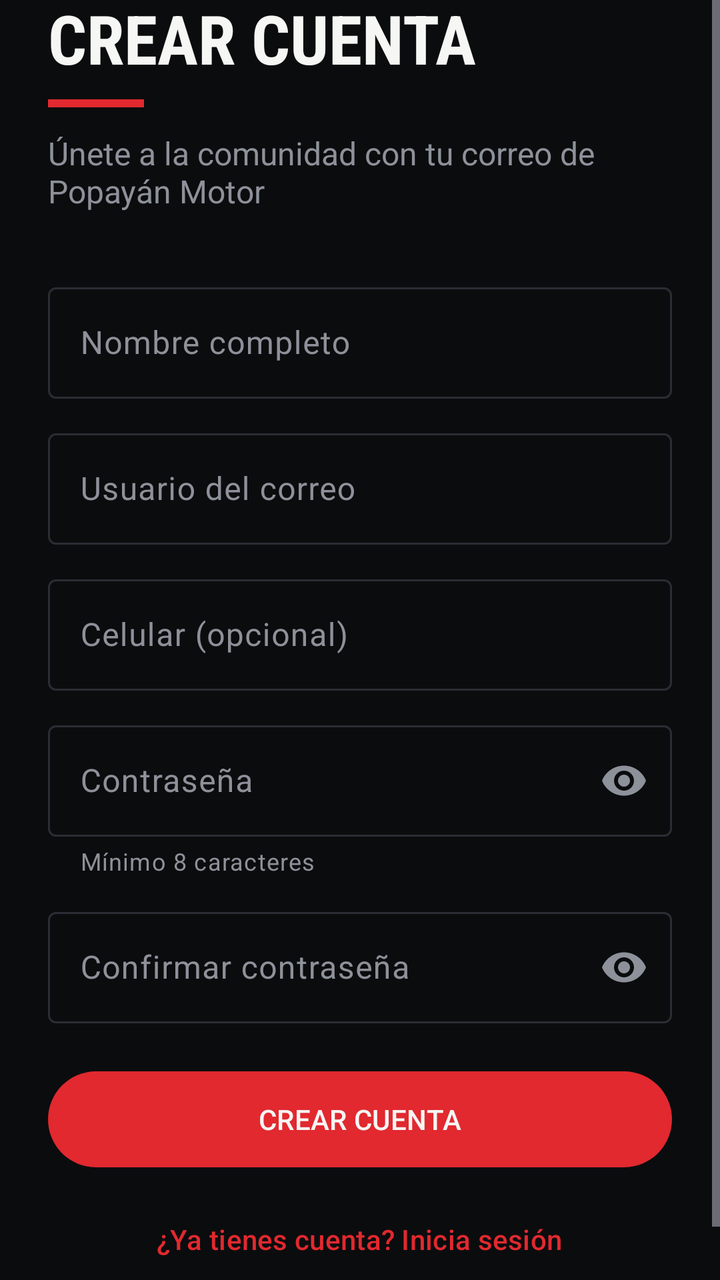
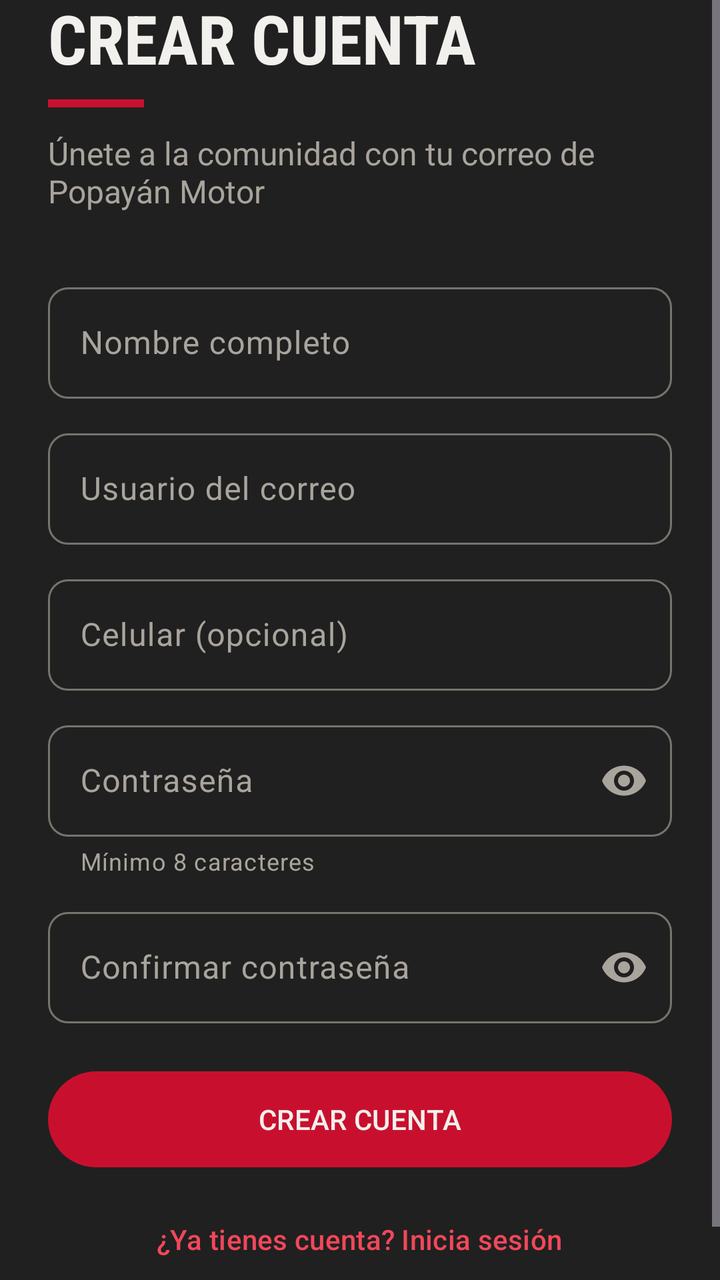

Before-and-after screenshots of an Android layout around one commit, followed by the original layout XML and the change that was made.
<!-- AndroidManifest.xml: application theme Theme.PopayanMotor -->
<!-- res/layout/activity_register.xml -->
<?xml version="1.0" encoding="utf-8"?>
<ScrollView xmlns:android="http://schemas.android.com/apk/res/android"
    xmlns:app="http://schemas.android.com/apk/res-auto"
    android:layout_width="match_parent"
    android:layout_height="match_parent"
    android:background="@color/bg"
    android:fillViewport="true"
    android:fitsSystemWindows="true">

    <LinearLayout
        android:layout_width="match_parent"
        android:layout_height="wrap_content"
        android:layout_gravity="center_vertical"
        android:orientation="vertical"
        android:padding="24dp">

        <TextView
            style="@style/TextTitle"
            android:layout_width="wrap_content"
            android:layout_height="wrap_content"
            android:text="@string/register_title"
            android:textSize="34sp" />

        <View
            android:layout_width="48dp"
            android:layout_height="4dp"
            android:layout_marginTop="8dp"
            android:background="@color/accent" />

        <TextView
            android:layout_width="wrap_content"
            android:layout_height="wrap_content"
            android:layout_marginTop="12dp"
            android:layout_marginBottom="32dp"
            android:text="@string/register_subtitle"
            android:textColor="@color/text_secondary"
            android:textSize="16sp" />

        <com.google.android.material.textfield.TextInputLayout
            android:id="@+id/tilName"
            style="@style/Widget.Material3.TextInputLayout.OutlinedBox"
            android:layout_width="match_parent"
            android:layout_height="wrap_content"
            android:hint="@string/full_name">

            <com.google.android.material.textfield.TextInputEditText
                android:id="@+id/etName"
                android:layout_width="match_parent"
                android:layout_height="wrap_content"
                android:inputType="textPersonName|textCapWords" />
        </com.google.android.material.textfield.TextInputLayout>

        
        <com.google.android.material.textfield.TextInputLayout
            android:id="@+id/tilEmail"
            style="@style/Widget.Material3.TextInputLayout.OutlinedBox"
            android:layout_width="match_parent"
            android:layout_height="wrap_content"
            android:layout_marginTop="12dp"
            android:hint="@string/email_user">

            <com.google.android.material.textfield.TextInputEditText
                android:id="@+id/etEmail"
                android:layout_width="match_parent"
                android:layout_height="wrap_content"
                android:inputType="textEmailAddress" />
        </com.google.android.material.textfield.TextInputLayout>

        <com.google.android.material.textfield.TextInputLayout
            android:id="@+id/tilPhone"
            style="@style/Widget.Material3.TextInputLayout.OutlinedBox"
            android:layout_width="match_parent"
            android:layout_height="wrap_content"
            android:layout_marginTop="12dp"
            android:hint="@string/phone_optional">

            <com.google.android.material.textfield.TextInputEditText
                android:id="@+id/etPhone"
                android:layout_width="match_parent"
                android:layout_height="wrap_content"
                android:inputType="phone" />
        </com.google.android.material.textfield.TextInputLayout>

        <com.google.android.material.textfield.TextInputLayout
            android:id="@+id/tilPassword"
            style="@style/Widget.Material3.TextInputLayout.OutlinedBox"
            android:layout_width="match_parent"
            android:layout_height="wrap_content"
            android:layout_marginTop="12dp"
            android:hint="@string/password"
            app:endIconMode="password_toggle"
            app:helperText="@string/password_helper">

            <com.google.android.material.textfield.TextInputEditText
                android:id="@+id/etPassword"
                android:layout_width="match_parent"
                android:layout_height="wrap_content"
                android:inputType="textPassword" />
        </com.google.android.material.textfield.TextInputLayout>

        <com.google.android.material.textfield.TextInputLayout
            android:id="@+id/tilConfirm"
            style="@style/Widget.Material3.TextInputLayout.OutlinedBox"
            android:layout_width="match_parent"
            android:layout_height="wrap_content"
            android:layout_marginTop="12dp"
            android:hint="@string/password_confirm"
            app:endIconMode="password_toggle">

            <com.google.android.material.textfield.TextInputEditText
                android:id="@+id/etConfirm"
                android:layout_width="match_parent"
                android:layout_height="wrap_content"
                android:inputType="textPassword" />
        </com.google.android.material.textfield.TextInputLayout>

        <TextView
            android:id="@+id/tvError"
            android:layout_width="match_parent"
            android:layout_height="wrap_content"
            android:layout_marginTop="12dp"
            android:textColor="@color/accent"
            android:visibility="gone" />

        <com.google.android.material.button.MaterialButton
            android:id="@+id/btnRegister"
            android:layout_width="match_parent"
            android:layout_height="56dp"
            android:layout_marginTop="20dp"
            android:text="@string/register_button"
            android:textAllCaps="true" />

        <ProgressBar
            android:id="@+id/progress"
            android:layout_width="wrap_content"
            android:layout_height="wrap_content"
            android:layout_gravity="center_horizontal"
            android:layout_marginTop="16dp"
            android:indeterminateTint="@color/accent"
            android:visibility="gone" />

        <com.google.android.material.button.MaterialButton
            android:id="@+id/btnGoLogin"
            style="@style/Widget.Material3.Button.TextButton"
            android:layout_width="wrap_content"
            android:layout_height="wrap_content"
            android:layout_gravity="center_horizontal"
            android:layout_marginTop="8dp"
            android:text="@string/go_login" />
    </LinearLayout>
</ScrollView>
<!-- resources referenced by this layout -->
<resources>
  <color name="accent">#E1292F</color>
  <color name="bg">#0B0C0E</color>
  <color name="text_secondary">#8D9199</color>
  <string name="email_user">Usuario del correo</string>
  <string name="full_name">Nombre completo</string>
  <string name="go_login">¿Ya tienes cuenta? Inicia sesión</string>
  <string name="password">Contraseña</string>
  <string name="password_confirm">Confirmar contraseña</string>
  <string name="password_helper">Mínimo 8 caracteres</string>
  <string name="phone_optional">Celular (opcional)</string>
  <string name="register_button">Crear cuenta</string>
  <string name="register_subtitle">Únete a la comunidad con tu correo de Popayán Motor</string>
  <string name="register_title">Crear cuenta</string>
  <style name="TextTitle">
          <item name="android:fontFamily">sans-serif-condensed</item>
          <item name="android:textStyle">bold</item>
          <item name="android:textAllCaps">true</item>
          <item name="android:textColor">@color/text_primary</item>
      </style>
  <style name="Theme.PopayanMotor" parent="Theme.Material3.Dark.NoActionBar">
          <item name="colorPrimary">@color/accent</item>
          <item name="colorOnPrimary">@color/text_primary</item>
          <item name="colorSecondary">@color/accent</item>
          <item name="android:colorBackground">@color/bg</item>
          <item name="colorSurface">@color/bg</item>
          <item name="colorSurfaceContainer">@color/surface</item>
          <item name="colorOnSurface">@color/text_primary</item>
          <item name="colorOnSurfaceVariant">@color/text_secondary</item>
          <item name="colorOutline">@color/outline</item>
      </style>
  <color name="text_primary">#F6F6F4</color>
  <color name="surface">#16181C</color>
  <color name="outline">#2A2D33</color>
</resources>

<!-- the commit's change to res/layout/activity_register.xml (unified diff, before → after) -->
@@ -38,7 +38,7 @@
 
         <com.google.android.material.textfield.TextInputLayout
             android:id="@+id/tilName"
-            style="@style/Widget.Material3.TextInputLayout.OutlinedBox"
+            style="@style/Widget.PopayanMotor.TextInputLayout"
             android:layout_width="match_parent"
             android:layout_height="wrap_content"
             android:hint="@string/full_name">
@@ -53,7 +53,7 @@
         
         <com.google.android.material.textfield.TextInputLayout
             android:id="@+id/tilEmail"
-            style="@style/Widget.Material3.TextInputLayout.OutlinedBox"
+            style="@style/Widget.PopayanMotor.TextInputLayout"
             android:layout_width="match_parent"
             android:layout_height="wrap_content"
             android:layout_marginTop="12dp"
@@ -68,7 +68,7 @@
 
         <com.google.android.material.textfield.TextInputLayout
             android:id="@+id/tilPhone"
-            style="@style/Widget.Material3.TextInputLayout.OutlinedBox"
+            style="@style/Widget.PopayanMotor.TextInputLayout"
             android:layout_width="match_parent"
             android:layout_height="wrap_content"
             android:layout_marginTop="12dp"
@@ -83,7 +83,7 @@
 
         <com.google.android.material.textfield.TextInputLayout
             android:id="@+id/tilPassword"
-            style="@style/Widget.Material3.TextInputLayout.OutlinedBox"
+            style="@style/Widget.PopayanMotor.TextInputLayout"
             android:layout_width="match_parent"
             android:layout_height="wrap_content"
             android:layout_marginTop="12dp"
@@ -100,7 +100,7 @@
 
         <com.google.android.material.textfield.TextInputLayout
             android:id="@+id/tilConfirm"
-            style="@style/Widget.Material3.TextInputLayout.OutlinedBox"
+            style="@style/Widget.PopayanMotor.TextInputLayout"
             android:layout_width="match_parent"
             android:layout_height="wrap_content"
             android:layout_marginTop="12dp"
@@ -119,7 +119,7 @@
             android:layout_width="match_parent"
             android:layout_height="wrap_content"
             android:layout_marginTop="12dp"
-            android:textColor="@color/accent"
+            android:textColor="@color/accent_text"
             android:visibility="gone" />
 
         <com.google.android.material.button.MaterialButton
@@ -141,7 +141,7 @@
 
         <com.google.android.material.button.MaterialButton
             android:id="@+id/btnGoLogin"
-            style="@style/Widget.Material3.Button.TextButton"
+            style="@style/Widget.PopayanMotor.Button.Text"
             android:layout_width="wrap_content"
             android:layout_height="wrap_content"
             android:layout_gravity="center_horizontal"
<!-- resource entries referenced after the edit -->
@@ -1,8 +1,9 @@
 <!-- resources referenced by this layout -->
 <resources>
-  <color name="accent">#E1292F</color>
-  <color name="bg">#0B0C0E</color>
-  <color name="text_secondary">#8D9199</color>
+  <color name="accent">#C8102E</color>
+  <color name="accent_text">#F2475A</color>
+  <color name="bg">#202020</color>
+  <color name="text_secondary">#A9A49C</color>
   <string name="email_user">Usuario del correo</string>
   <string name="full_name">Nombre completo</string>
   <string name="go_login">¿Ya tienes cuenta? Inicia sesión</string>
@@ -19,19 +20,56 @@
           <item name="android:textAllCaps">true</item>
           <item name="android:textColor">@color/text_primary</item>
       </style>
+  <style name="Widget.PopayanMotor.Button.Text" parent="Widget.Material3.Button.TextButton">
+          <item name="android:textColor">@color/accent_text</item>
+          <item name="iconTint">@color/accent_text</item>
+      </style>
+  <style name="Widget.PopayanMotor.TextInputLayout" parent="Widget.Material3.TextInputLayout.OutlinedBox">
+          <item name="boxStrokeColor">@color/text_input_stroke</item>
+          <item name="hintTextColor">@color/accent_text</item>
+          <item name="boxCornerRadiusTopStart">10dp</item>
+          <item name="boxCornerRadiusTopEnd">10dp</item>
+          <item name="boxCornerRadiusBottomStart">10dp</item>
+          <item name="boxCornerRadiusBottomEnd">10dp</item>
+      </style>
   <style name="Theme.PopayanMotor" parent="Theme.Material3.Dark.NoActionBar">
           <item name="colorPrimary">@color/accent</item>
           <item name="colorOnPrimary">@color/text_primary</item>
           <item name="colorSecondary">@color/accent</item>
+          <item name="colorOnSecondary">@color/text_primary</item>
+          
+          <item name="colorSecondaryContainer">@color/accent</item>
+          <item name="colorOnSecondaryContainer">@color/text_primary</item>
           <item name="android:colorBackground">@color/bg</item>
           <item name="colorSurface">@color/bg</item>
-          <item name="colorSurfaceContainer">@color/surface</item>
           <item name="colorOnSurface">@color/text_primary</item>
           <item name="colorOnSurfaceVariant">@color/text_secondary</item>
-          <item name="colorOutline">@color/outline</item>
+          <item name="colorSurfaceContainerLowest">@color/bg</item>
+          <item name="colorSurfaceContainerLow">@color/surface</item>
+          <item name="colorSurfaceContainer">@color/surface</item>
+          <item name="colorSurfaceContainerHigh">@color/surface_high</item>
+          <item name="colorSurfaceContainerHighest">@color/surface_high</item>
+          <item name="colorOutline">@color/outline_strong</item>
+          <item name="colorOutlineVariant">@color/outline</item>
+          <item name="colorError">@color/error</item>
+          
+          <item name="elevationOverlayEnabled">false</item>
+          <item name="android:statusBarColor">@color/bg</item>
+          <item name="android:navigationBarColor">@color/surface</item>
+          <item name="materialAlertDialogTheme">@style/ThemeOverlay.PopayanMotor.Dialog</item>
       </style>
-  <color name="text_primary">#F6F6F4</color>
-  <color name="surface">#16181C</color>
-  <color name="outline">#2A2D33</color>
+  <color name="text_primary">#F2F0ED</color>
+  <color name="surface">#2A2A2A</color>
+  <color name="surface_high">#333333</color>
+  <color name="outline_strong">#77736D</color>
+  <color name="outline">#3D3D3D</color>
+  <color name="error">#FF8A80</color>
+  <style name="ThemeOverlay.PopayanMotor.Dialog" parent="ThemeOverlay.Material3.MaterialAlertDialog">
+          <item name="colorPrimary">@color/accent_text</item>
+          <item name="colorSurface">@color/surface_high</item>
+          <item name="colorSurfaceContainerHigh">@color/surface_high</item>
+          
+          <item name="elevationOverlayEnabled">false</item>
+      </style>
 </resources>
 
